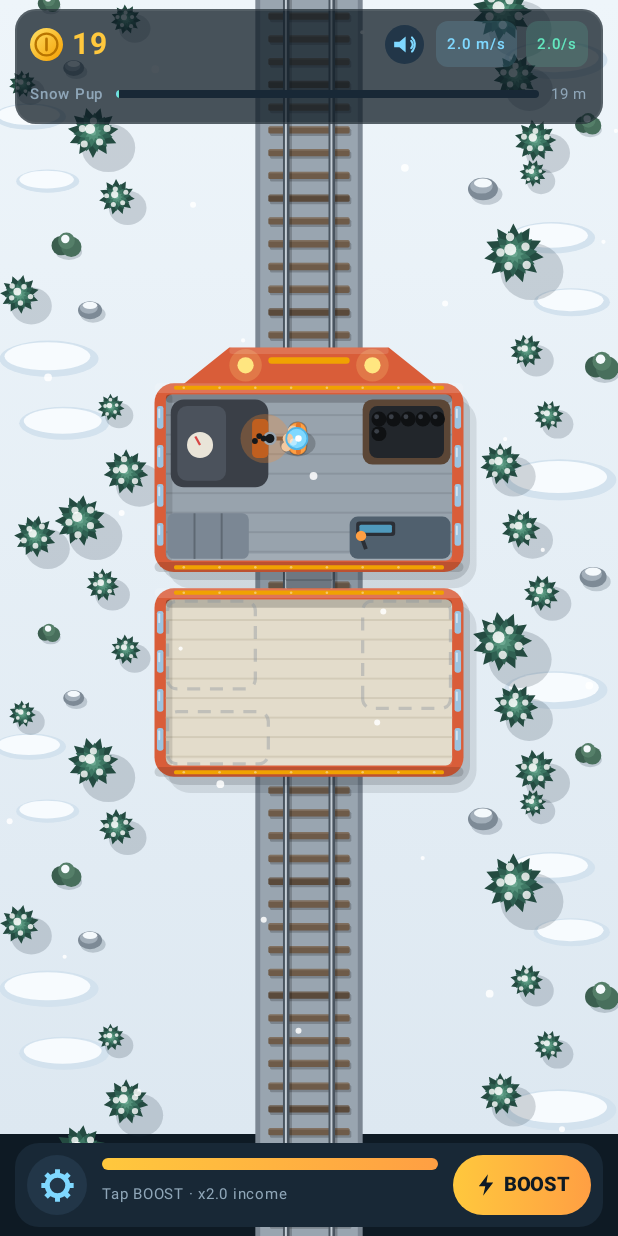
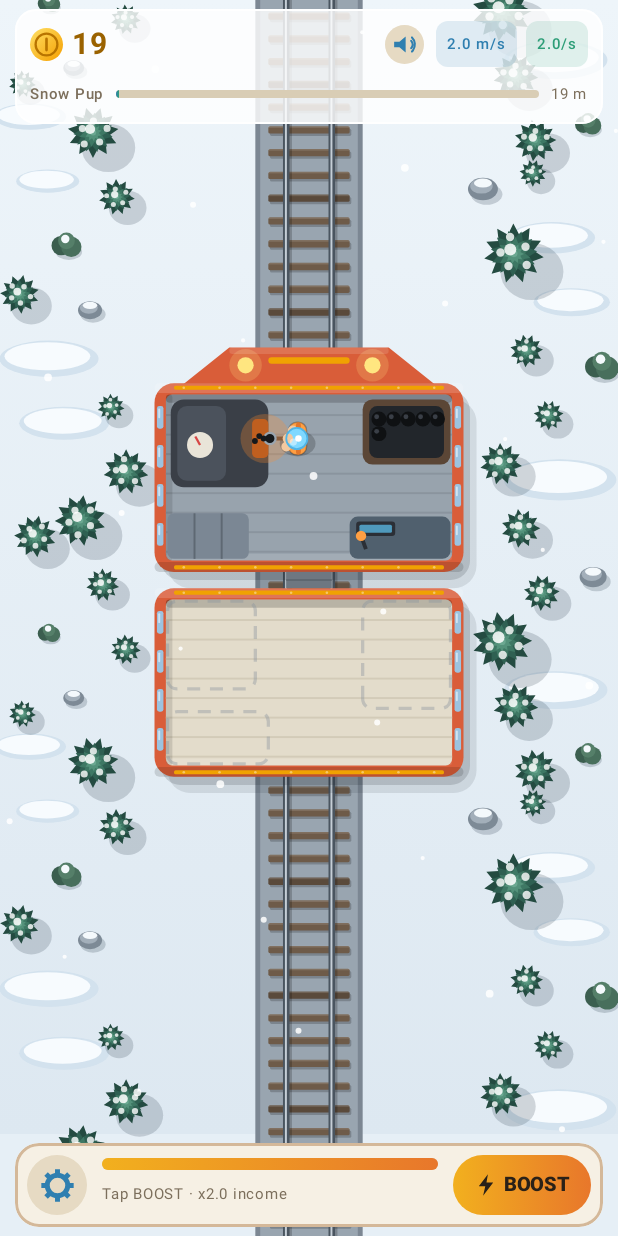
Before and after one commit to XxPREDAT0RxX/frost-express, an Android app built with Jetpack Compose: the screen it shows after launch (MainActivity), on a phone screen of 412 x 824 dp. Run offline under Robolectric (Android 15) with nearby library versions, the phone set to English and light mode, and no system bars.

Commit message:
Match UI to game theme: frosty glass HUD, cream and wood panels
Co-Authored-By: Claude Sonnet 5.5 <noreply@anthropic.com>
Claude-Session: https://claude.ai/code/session_01HAW5fY6ef5D7b4WViN44yi

```diff
--- a/app/src/main/java/com/chetna/frostexpress/GameScreen.kt
+++ b/app/src/main/java/com/chetna/frostexpress/GameScreen.kt
@@ -34,10 +34,12 @@ import androidx.compose.foundation.shape.CircleShape
 import androidx.compose.foundation.shape.RoundedCornerShape
 import androidx.compose.material3.AlertDialog
 import androidx.compose.material3.MaterialTheme
+import androidx.compose.material3.LocalContentColor
 import androidx.compose.material3.Text
 import androidx.compose.material3.TextButton
-import androidx.compose.material3.darkColorScheme
+import androidx.compose.material3.lightColorScheme
 import androidx.compose.runtime.Composable
+import androidx.compose.runtime.CompositionLocalProvider
 import androidx.compose.runtime.getValue
 import androidx.compose.runtime.mutableStateOf
 import androidx.compose.runtime.remember
@@ -62,40 +64,45 @@ import kotlin.math.cos
 import kotlin.math.min
 import kotlin.math.sin
 
-private val Ink = Color(0xFF0E1A24)
-private val Panel = Color(0xFF182836)
-private val PanelHi = Color(0xFF223648)
-private val Ice = Color(0xFF7FD8FF)
-private val Ember = Color(0xFFFF9F43)
-private val Gold = Color(0xFFFFC83D)
-private val Mint = Color(0xFF63E6BE)
-private val Muted = Color(0xFF8FA6B8)
-private val Glass = Ink.copy(alpha = 0.74f)
+// Palette: snowy exterior (matches the scene) + warm wooden interior (matches the train floor).
+private val Snow = Color(0xFFE6EFF6)
+private val Ink = Color(0xFF2A2118)       // dark warm brown for text
+private val Panel = Color(0xFFF6F0E4)     // cream, like the car floor
+private val PanelHi = Color(0xFFE6DAC3)
+private val Track = Color(0xFFD9CDB5)     // empty part of progress bars
+private val Wood = Color(0xFFB98B5E)
+private val Ice = Color(0xFF2F7FB0)
+private val Ember = Color(0xFFE8772B)
+private val Gold = Color(0xFFF2B01E)
+private val GoldText = Color(0xFF9A6200)
+private val Mint = Color(0xFF2E9E78)
+private val Muted = Color(0xFF7C6F5C)
+private val Glass = Color.White.copy(alpha = 0.82f)
 
 private fun upgradeColor(t: UpgradeType): Color = when (t) {
-    UpgradeType.ENGINE -> Color(0xFFFFB02E)
-    UpgradeType.WAGON -> Color(0xFF4DABF7)
-    UpgradeType.HEAT -> Color(0xFFFF6B6B)
-    UpgradeType.FOOD -> Color(0xFF69DB7C)
-    UpgradeType.PLOW -> Color(0xFFA5D8FF)
-    UpgradeType.COAL -> Color(0xFFCED4DA)
-    UpgradeType.BOOSTER -> Color(0xFFDA77F2)
-    UpgradeType.CONDUCTOR -> Color(0xFF91A7FF)
+    UpgradeType.ENGINE -> Color(0xFFE8890C)
+    UpgradeType.WAGON -> Color(0xFF2F8FE0)
+    UpgradeType.HEAT -> Color(0xFFE5484D)
+    UpgradeType.FOOD -> Color(0xFF3FAE5A)
+    UpgradeType.PLOW -> Color(0xFF5BA7D9)
+    UpgradeType.COAL -> Color(0xFF6B7580)
+    UpgradeType.BOOSTER -> Color(0xFFB24DD6)
+    UpgradeType.CONDUCTOR -> Color(0xFF5C7CFA)
 }
 
 @Composable
 fun FrostTheme(content: @Composable () -> Unit) {
     MaterialTheme(
-        colorScheme = darkColorScheme(
+        colorScheme = lightColorScheme(
             primary = Ice,
-            onPrimary = Ink,
-            background = Ink,
+            onPrimary = Color.White,
+            background = Snow,
             surface = Panel,
-            onSurface = Color(0xFFEAF4FA),
-            onBackground = Color(0xFFEAF4FA),
+            onSurface = Ink,
+            onBackground = Ink,
             secondary = Muted,
         ),
-        content = content,
+        content = { CompositionLocalProvider(LocalContentColor provides Ink) { content() } },
     )
 }
 
@@ -108,7 +115,7 @@ fun GameScreen(vm: GameViewModel) {
     Column(
         Modifier
             .fillMaxSize()
-            .background(Ink)
+            .background(Snow)
     ) {
         // The running scene takes whatever space the upgrades sheet leaves free.
         Box(Modifier.weight(1f).fillMaxWidth()) {
@@ -267,14 +274,14 @@ private fun TopHud(vm: GameViewModel, modifier: Modifier = Modifier) {
             .fillMaxWidth()
             .clip(RoundedCornerShape(14.dp))
             .background(Glass)
-            .border(1.dp, Color.White.copy(alpha = 0.08f), RoundedCornerShape(14.dp))
+            .border(1.dp, Color.White, RoundedCornerShape(14.dp))
             .padding(horizontal = 10.dp, vertical = 8.dp),
         verticalArrangement = Arrangement.spacedBy(6.dp),
     ) {
         Row(verticalAlignment = Alignment.CenterVertically) {
             CoinIcon(Modifier.size(22.dp))
             Spacer(Modifier.width(6.dp))
-            Text(fmt(vm.coins), fontSize = 20.sp, fontWeight = FontWeight.Bold, color = Gold, modifier = Modifier.weight(1f))
+            Text(fmt(vm.coins), fontSize = 20.sp, fontWeight = FontWeight.Bold, color = GoldText, modifier = Modifier.weight(1f))
             SpeakerButton(vm.soundOn, vm::toggleSound)
             Spacer(Modifier.width(8.dp))
             StatChip("${fmt(vm.speed, 1)} m/s", Ice)
@@ -289,7 +296,7 @@ private fun TopHud(vm: GameViewModel, modifier: Modifier = Modifier) {
                     .weight(1f)
                     .height(5.dp)
                     .clip(RoundedCornerShape(3.dp))
-                    .background(Panel)
+                    .background(Track)
             ) {
                 Box(
                     Modifier
@@ -367,6 +374,7 @@ private fun BottomBar(
             .fillMaxWidth()
             .clip(RoundedCornerShape(16.dp))
             .background(Panel)
+            .border(1.5.dp, Wood.copy(alpha = 0.55f), RoundedCornerShape(16.dp))
             .padding(8.dp),
         verticalAlignment = Alignment.CenterVertically,
     ) {
@@ -378,7 +386,7 @@ private fun BottomBar(
                 .clickable(onClick = { vm.audio.play(R.raw.sfx_click); onToggleUpgrades() }),
             contentAlignment = Alignment.Center,
         ) {
-            GearIcon(if (sheetOpen) Ink else Ice, Modifier.size(22.dp))
+            GearIcon(if (sheetOpen) Color.White else Ice, Modifier.size(22.dp))
             if (canBuySomething && !sheetOpen) {
                 Box(
                     Modifier
@@ -397,7 +405,7 @@ private fun BottomBar(
                     .fillMaxWidth()
                     .height(8.dp)
                     .clip(RoundedCornerShape(4.dp))
-                    .background(Ink)
+                    .background(Track)
             ) {
                 Box(
                     Modifier
@@ -463,8 +471,8 @@ private fun UpgradesSheet(vm: GameViewModel, modifier: Modifier = Modifier, onCl
         modifier
             .fillMaxWidth()
             .clip(RoundedCornerShape(topStart = 20.dp, topEnd = 20.dp))
-            .background(Ink)
-            .border(1.dp, Color.White.copy(alpha = 0.08f), RoundedCornerShape(topStart = 20.dp, topEnd = 20.dp))
+            .background(Panel)
+            .border(1.5.dp, Wood.copy(alpha = 0.55f), RoundedCornerShape(topStart = 20.dp, topEnd = 20.dp))
             .windowInsetsPadding(WindowInsets.safeDrawing.only(WindowInsetsSides.Bottom)),
     ) {
         Row(
@@ -476,7 +484,7 @@ private fun UpgradesSheet(vm: GameViewModel, modifier: Modifier = Modifier, onCl
             Text("Upgrades", fontSize = 16.sp, fontWeight = FontWeight.Bold, modifier = Modifier.weight(1f))
             CoinIcon(Modifier.size(16.dp))
             Spacer(Modifier.width(5.dp))
-            Text(fmt(vm.coins), fontSize = 14.sp, fontWeight = FontWeight.Bold, color = Gold)
+            Text(fmt(vm.coins), fontSize = 14.sp, fontWeight = FontWeight.Bold, color = GoldText)
             TextButton(onClick = onClose) { Text("Close", fontSize = 12.sp) }
         }
         BuyAmountRow(vm, Modifier.padding(horizontal = 12.dp))
@@ -549,7 +557,7 @@ private fun BuyAmountRow(vm: GameViewModel, modifier: Modifier = Modifier) {
                     .padding(vertical = 6.dp),
                 contentAlignment = Alignment.Center,
             ) {
-                Text(label, fontSize = 12.sp, fontWeight = FontWeight.Bold, color = if (on) Ink else Muted)
+                Text(label, fontSize = 12.sp, fontWeight = FontWeight.Bold, color = if (on) Color.White else Muted)
             }
         }
     }
@@ -593,7 +601,7 @@ private fun UpgradeRow(
                 Text(level, fontSize = 10.sp, color = accent, fontWeight = FontWeight.SemiBold)
             }
             Text(effect, fontSize = 11.sp, color = Muted)
-            if (note != null) Text(note, fontSize = 10.sp, color = Gold)
+            if (note != null) Text(note, fontSize = 10.sp, color = GoldText)
         }
         Column(
             Modifier
@@ -604,12 +612,12 @@ private fun UpgradeRow(
                 .padding(vertical = 5.dp),
             horizontalAlignment = Alignment.CenterHorizontally,
         ) {
-            Text(buttonTop, fontSize = 11.sp, fontWeight = FontWeight.ExtraBold, color = if (enabled) Ink else Muted)
+            Text(buttonTop, fontSize = 11.sp, fontWeight = FontWeight.ExtraBold, color = if (enabled) Color.White else Muted)
             if (buttonBottom != null) {
                 Row(verticalAlignment = Alignment.CenterVertically) {
                     CoinIcon(Modifier.size(9.dp))
                     Spacer(Modifier.width(3.dp))
-                    Text(buttonBottom, fontSize = 11.sp, fontWeight = FontWeight.Bold, color = if (enabled) Ink else Muted)
+                    Text(buttonBottom, fontSize = 11.sp, fontWeight = FontWeight.Bold, color = if (enabled) Color.White else Muted)
                 }
             }
         }
@@ -624,7 +632,7 @@ private fun EvolveCard(vm: GameViewModel, onEvolve: () -> Unit) {
         Modifier
             .fillMaxWidth()
             .clip(RoundedCornerShape(12.dp))
-            .background(Brush.linearGradient(listOf(Color(0xFF1E3A52), Color(0xFF2B2A52))))
+            .background(Brush.linearGradient(listOf(Color(0xFFDCEEF9), Color(0xFFE8E0F8))))
             .padding(10.dp),
         verticalArrangement = Arrangement.spacedBy(6.dp),
     ) {
@@ -639,7 +647,7 @@ private fun EvolveCard(vm: GameViewModel, onEvolve: () -> Unit) {
                 .fillMaxWidth()
                 .height(6.dp)
                 .clip(RoundedCornerShape(3.dp))
-                .background(Ink)
+                .background(Track)
         ) {
             Box(
                 Modifier
```
